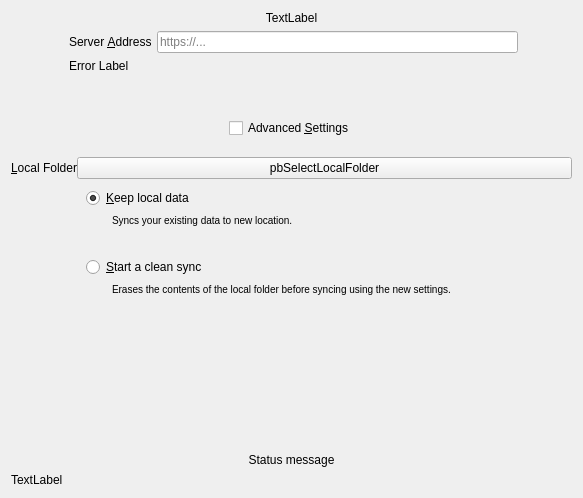
GrossLukas/client, file src/wizard/owncloudsetupnocredspage.ui: the form before one commit.
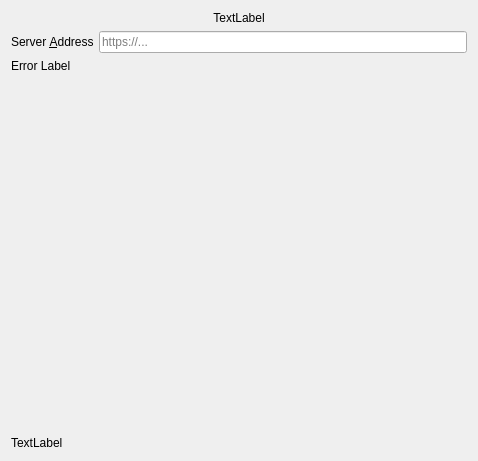
The form after the commit. Custom widgets are drawn as their Qt base class.

Commit message: Split setup page into server and advanced parts.

What changed in the file:
```diff
--- a/src/wizard/owncloudsetupnocredspage.ui
+++ b/src/wizard/owncloudsetupnocredspage.ui
@@ -6,8 +6,8 @@
    <rect>
     <x>0</x>
     <y>0</y>
-    <width>583</width>
-    <height>498</height>
+    <width>478</width>
+    <height>461</height>
    </rect>
   </property>
   <property name="sizePolicy">
@@ -19,11 +19,8 @@
   <property name="windowTitle">
    <string>Form</string>
   </property>
-  <layout class="QGridLayout" name="gridLayout_2">
-   <property name="sizeConstraint">
-    <enum>QLayout::SetMinimumSize</enum>
-   </property>
-   <item row="0" column="0" colspan="3">
+  <layout class="QVBoxLayout" name="verticalLayout">
+   <item>
     <widget class="QLabel" name="topLabel">
      <property name="sizePolicy">
       <sizepolicy hsizetype="Preferred" vsizetype="Fixed">
@@ -39,218 +36,8 @@
      </property>
     </widget>
    </item>
-   <item row="1" column="0">
-    <spacer name="horizontalSpacer">
-     <property name="orientation">
-      <enum>Qt::Horizontal</enum>
-     </property>
-     <property name="sizeType">
-      <enum>QSizePolicy::Fixed</enum>
-     </property>
-     <property name="sizeHint" stdset="0">
-      <size>
-       <width>48</width>
-       <height>68</height>
-      </size>
-     </property>
-    </spacer>
-   </item>
-   <item row="4" column="0">
-    <spacer name="verticalSpacer_3">
-     <property name="orientation">
-      <enum>Qt::Vertical</enum>
-     </property>
-     <property name="sizeType">
-      <enum>QSizePolicy::Fixed</enum>
-     </property>
-     <property name="sizeHint" stdset="0">
-      <size>
-       <width>20</width>
-       <height>13</height>
-      </size>
-     </property>
-    </spacer>
-   </item>
-   <item row="7" column="0" colspan="3">
-    <layout class="QHBoxLayout" name="resultLayout">
-     <property name="spacing">
-      <number>0</number>
-     </property>
-    </layout>
-   </item>
-   <item row="5" column="0" colspan="3">
-    <widget class="QWidget" name="advancedBox" native="true">
-     <property name="enabled">
-      <bool>true</bool>
-     </property>
-     <layout class="QVBoxLayout" name="verticalLayout">
-      <property name="spacing">
-       <number>0</number>
-      </property>
-      <property name="margin">
-       <number>0</number>
-      </property>
-      <item>
-       <layout class="QFormLayout" name="formLayout_3">
-        <property name="fieldGrowthPolicy">
-         <enum>QFormLayout::AllNonFixedFieldsGrow</enum>
-        </property>
-        <item row="0" column="0">
-         <widget class="QLabel" name="label">
-          <property name="sizePolicy">
-           <sizepolicy hsizetype="Minimum" vsizetype="Preferred">
-            <horstretch>0</horstretch>
-            <verstretch>0</verstretch>
-           </sizepolicy>
-          </property>
-          <property name="text">
-           <string>&amp;Local Folder</string>
-          </property>
-          <property name="buddy">
-           <cstring>pbSelectLocalFolder</cstring>
-          </property>
-         </widget>
-        </item>
-        <item row="0" column="1">
-         <widget class="QPushButton" name="pbSelectLocalFolder">
-          <property name="sizePolicy">
-           <sizepolicy hsizetype="MinimumExpanding" vsizetype="Fixed">
-            <horstretch>0</horstretch>
-            <verstretch>0</verstretch>
-           </sizepolicy>
-          </property>
-          <property name="text">
-           <string>pbSelectLocalFolder</string>
-          </property>
-         </widget>
-        </item>
-        <item row="1" column="1">
-         <widget class="QWidget" name="resolutionWidget" native="true">
-          <layout class="QFormLayout" name="formLayout_2">
-           <property name="sizeConstraint">
-            <enum>QLayout::SetMinimumSize</enum>
-           </property>
-           <property name="fieldGrowthPolicy">
-            <enum>QFormLayout::ExpandingFieldsGrow</enum>
-           </property>
-           <item row="0" column="0" colspan="2">
-            <widget class="QRadioButton" name="radioButton">
-             <property name="text">
-              <string>&amp;Keep local data</string>
-             </property>
-             <property name="checked">
-              <bool>true</bool>
-             </property>
-            </widget>
-           </item>
-           <item row="1" column="0">
-            <spacer name="horizontalSpacer_6">
-             <property name="orientation">
-              <enum>Qt::Horizontal</enum>
-             </property>
-             <property name="sizeType">
-              <enum>QSizePolicy::Fixed</enum>
-             </property>
-             <property name="sizeHint" stdset="0">
-              <size>
-               <width>20</width>
-               <height>20</height>
-              </size>
-             </property>
-            </spacer>
-           </item>
-           <item row="1" column="1">
-            <widget class="QLabel" name="label_6">
-             <property name="sizePolicy">
-              <sizepolicy hsizetype="Expanding" vsizetype="Expanding">
-               <horstretch>0</horstretch>
-               <verstretch>0</verstretch>
-              </sizepolicy>
-             </property>
-             <property name="text">
-              <string>&lt;small&gt;Syncs your existing data to new location.&lt;/small&gt;</string>
-             </property>
-             <property name="scaledContents">
-              <bool>false</bool>
-             </property>
-             <property name="alignment">
-              <set>Qt::AlignLeading|Qt::AlignLeft|Qt::AlignTop</set>
-             </property>
-             <property name="wordWrap">
-              <bool>true</bool>
-             </property>
-             <property name="indent">
-              <number>0</number>
-             </property>
-            </widget>
-           </item>
-           <item row="2" column="0" colspan="2">
-            <widget class="QRadioButton" name="cbSyncFromScratch">
-             <property name="toolTip">
-              <string>&lt;html&gt;&lt;head/&gt;&lt;body&gt;&lt;p&gt;If this box is checked, existing content in the local directory will be erased to start a clean sync from the server.&lt;/p&gt;&lt;p&gt;Do not check this if the local content should be uploaded to the servers directory.&lt;/p&gt;&lt;/body&gt;&lt;/html&gt;</string>
-             </property>
-             <property name="text">
-              <string>&amp;Start a clean sync</string>
-             </property>
-             <property name="checkable">
-              <bool>true</bool>
-             </property>
-            </widget>
-           </item>
-           <item row="3" column="0">
-            <spacer name="horizontalSpacer_5">
-             <property name="orientation">
-              <enum>Qt::Horizontal</enum>
-             </property>
-             <property name="sizeType">
-              <enum>QSizePolicy::Fixed</enum>
-             </property>
-             <property name="sizeHint" stdset="0">
-              <size>
-               <width>20</width>
-               <height>20</height>
-              </size>
-             </property>
-            </spacer>
-           </item>
-           <item row="3" column="1">
-            <widget class="QLabel" name="label_5">
-             <property name="sizePolicy">
-              <sizepolicy hsizetype="Expanding" vsizetype="Expanding">
-               <horstretch>0</horstretch>
-               <verstretch>0</verstretch>
-              </sizepolicy>
-             </property>
-             <property name="text">
-              <string>&lt;small&gt;Erases the contents of the local folder before syncing using the new settings.&lt;/small&gt;</string>
-             </property>
-             <property name="scaledContents">
-              <bool>false</bool>
-             </property>
-             <property name="alignment">
-              <set>Qt::AlignLeading|Qt::AlignLeft|Qt::AlignTop</set>
-             </property>
-             <property name="wordWrap">
-              <bool>true</bool>
-             </property>
-             <property name="indent">
-              <number>0</number>
-             </property>
-            </widget>
-           </item>
-          </layout>
-         </widget>
-        </item>
-       </layout>
-      </item>
-     </layout>
-    </widget>
-   </item>
-   <item row="1" column="1">
+   <item>
     <layout class="QFormLayout" name="formLayout">
-     <property name="fieldGrowthPolicy">
-      <enum>QFormLayout::AllNonFixedFieldsGrow</enum>
-     </property>
      <item row="0" column="0">
       <widget class="QLabel" name="label_2">
        <property name="text">
@@ -264,7 +51,7 @@
      <item row="0" column="1">
       <widget class="Utils::FancyLineEdit" name="leUrl">
        <property name="sizePolicy">
-        <sizepolicy hsizetype="MinimumExpanding" vsizetype="Fixed">
+        <sizepolicy hsizetype="MinimumExpanding" vsizetype="Preferred">
          <horstretch>0</horstretch>
          <verstretch>0</verstretch>
         </sizepolicy>
@@ -277,124 +64,26 @@
        </property>
       </widget>
      </item>
-     <item row="1" column="0" colspan="2">
-      <widget class="QLabel" name="errorLabel">
-       <property name="sizePolicy">
-        <sizepolicy hsizetype="MinimumExpanding" vsizetype="Maximum">
-         <horstretch>0</horstretch>
-         <verstretch>0</verstretch>
-        </sizepolicy>
-       </property>
-       <property name="text">
-        <string>Error Label</string>
-       </property>
-      </widget>
-     </item>
     </layout>
    </item>
-   <item row="2" column="1">
-    <spacer name="verticalSpacer_2">
-     <property name="orientation">
-      <enum>Qt::Vertical</enum>
+   <item>
+    <widget class="QLabel" name="errorLabel">
+     <property name="sizePolicy">
+      <sizepolicy hsizetype="MinimumExpanding" vsizetype="Maximum">
+       <horstretch>0</horstretch>
+       <verstretch>0</verstretch>
+      </sizepolicy>
      </property>
-     <property name="sizeType">
-      <enum>QSizePolicy::Fixed</enum>
-     </property>
-     <property name="sizeHint" stdset="0">
-      <size>
-       <width>20</width>
-       <height>13</height>
-      </size>
-     </property>
-    </spacer>
-   </item>
-   <item row="3" column="0" colspan="3">
-    <layout class="QHBoxLayout" name="horizontalLayout">
-     <item>
-      <spacer name="horizontalSpacer_3">
-       <property name="orientation">
-        <enum>Qt::Horizontal</enum>
-       </property>
-       <property name="sizeHint" stdset="0">
-        <size>
-         <width>40</width>
-         <height>20</height>
-        </size>
-       </property>
-      </spacer>
-     </item>
-     <item>
-      <widget class="QCheckBox" name="cbAdvanced">
-       <property name="sizePolicy">
-        <sizepolicy hsizetype="Minimum" vsizetype="Fixed">
-         <horstretch>0</horstretch>
-         <verstretch>0</verstretch>
-        </sizepolicy>
-       </property>
-       <property name="text">
-        <string>Advanced &amp;Settings</string>
-       </property>
-      </widget>
-     </item>
-     <item>
-      <spacer name="horizontalSpacer_4">
-       <property name="orientation">
-        <enum>Qt::Horizontal</enum>
-       </property>
-       <property name="sizeHint" stdset="0">
-        <size>
-         <width>40</width>
-         <height>20</height>
-        </size>
-       </property>
-      </spacer>
-     </item>
-    </layout>
-   </item>
-   <item row="8" column="0" colspan="3">
-    <widget class="QLabel" name="syncModeLabel">
      <property name="text">
-      <string>Status message</string>
+      <string>Error Label</string>
      </property>
-     <property name="alignment">
-      <set>Qt::AlignCenter</set>
-     </property>
-     <property name="wordWrap">
-      <bool>true</bool>
-     </property>
     </widget>
    </item>
-   <item row="1" column="2">
-    <spacer name="horizontalSpacer_2">
-     <property name="orientation">
-      <enum>Qt::Horizontal</enum>
-     </property>
-     <property name="sizeType">
-      <enum>QSizePolicy::Fixed</enum>
-     </property>
-     <property name="sizeHint" stdset="0">
-      <size>
-       <width>48</width>
-       <height>58</height>
-      </size>
-     </property>
-    </spacer>
-   </item>
-   <item row="9" column="0">
-    <widget class="QLabel" name="bottomLabel">
-     <property name="text">
-      <string>TextLabel</string>
-     </property>
-    </widget>
-   </item>
-   <item row="6" column="0">
+   <item>
     <spacer name="verticalSpacer">
      <property name="orientation">
       <enum>Qt::Vertical</enum>
      </property>
-     <property name="sizeType">
-      <enum>QSizePolicy::Expanding</enum>
-     </property>
      <property name="sizeHint" stdset="0">
       <size>
        <width>20</width>
@@ -403,6 +92,20 @@
      </property>
     </spacer>
    </item>
+   <item>
+    <layout class="QHBoxLayout" name="resultLayout">
+     <property name="spacing">
+      <number>0</number>
+     </property>
+    </layout>
+   </item>
+   <item>
+    <widget class="QLabel" name="bottomLabel">
+     <property name="text">
+      <string>TextLabel</string>
+     </property>
+    </widget>
+   </item>
   </layout>
  </widget>
  <customwidgets>
```
The commit also changes 12 other files.
